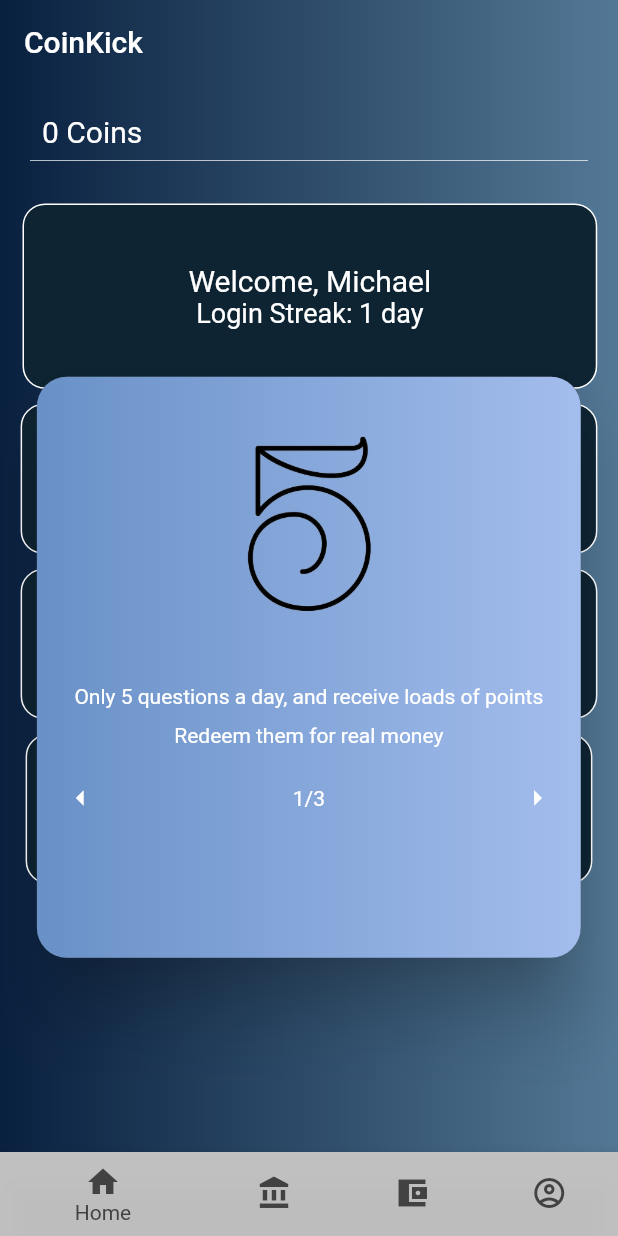
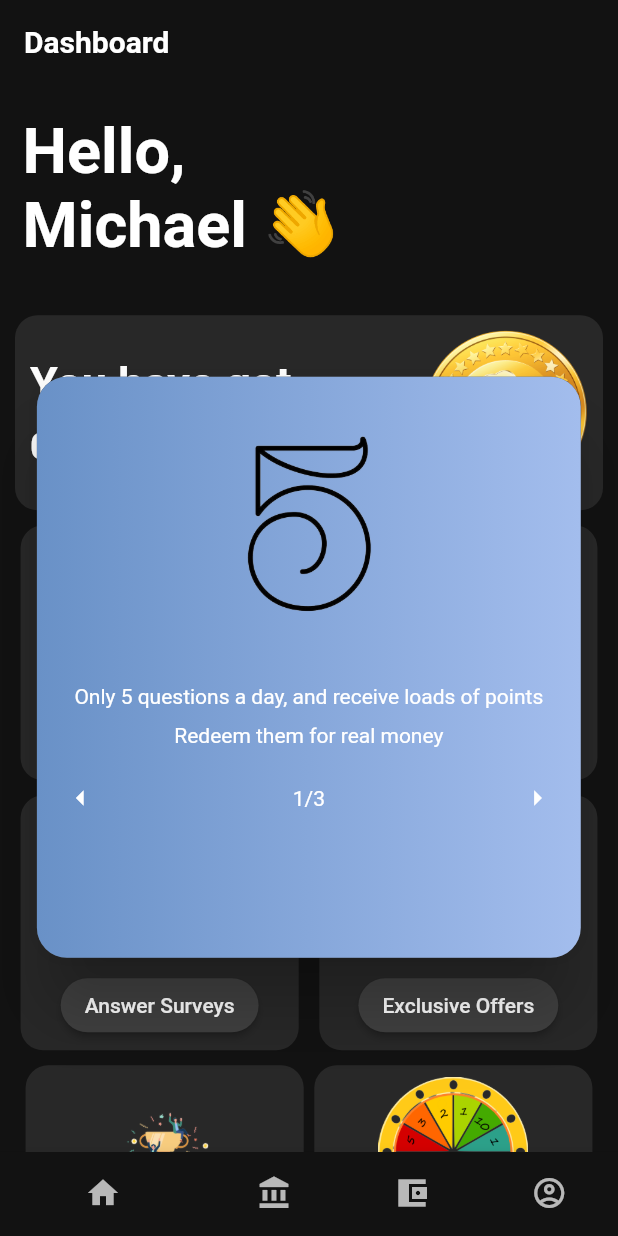
Before and after one commit to Kushalrock/surveymonkey_prototype, a Flutter app: the screen it shows once a user with an empty profile is signed in, on a phone screen of 412 x 824 dp. Run offline on Flutter 3.47's test engine with Material 2 defaults, Android fonts, the light colour scheme and no system bars; our stand-ins replace bloc, cloud_firestore, dots_indicator, email_validator, equatable, firebase_auth and 4 more; missing offline and left inert: flutter_ironsource_x, flutter_pollfish; accounts and stored records are empty.

Commit message:
Ui Color SCheme changed and revamp

```diff
--- a/lib/presentation/screens/main_dashboard.dart
+++ b/lib/presentation/screens/main_dashboard.dart
@@ -132,45 +132,43 @@ class _DashboardState extends State<Dashboard> with IronSourceListener {
   }
 
   Container getDashboardCard(
-      String headingText, String buttonText, funcOnPressed,
-      {Color cardColor = const Color.fromARGB(255, 149, 83, 87)}) {
+    Image image,
+    String buttonText,
+    funcOnPressed,
+  ) {
     return Container(
-      height: 100,
+      height: 170,
       width: MediaQuery.of(context).size.width * 0.45,
       child: Center(
         child: Column(
           children: [
             Padding(
               padding: const EdgeInsets.all(8.0),
-              child: Text(
-                headingText,
-                style: const TextStyle(
-                  fontSize: 18,
-                ),
-              ),
+              child: image,
             ),
             ElevatedButton(
               onPressed: () {
                 funcOnPressed();
               },
-              child: Text(buttonText),
+              child: Text(
+                buttonText,
+                style: const TextStyle(color: Colors.white),
+              ),
               style: ElevatedButton.styleFrom(
                 shape: RoundedRectangleBorder(
                   borderRadius: BorderRadius.circular(20),
-                  side: const BorderSide(color: Colors.blue),
                 ),
-                primary: const Color.fromARGB(255, 174, 198, 207),
+                primary: const Color.fromARGB(255, 64, 64, 64),
               ),
             ),
           ],
         ),
       ),
-      decoration: BoxDecoration(
-        borderRadius: const BorderRadius.all(
+      decoration: const BoxDecoration(
+        borderRadius: BorderRadius.all(
           Radius.circular(15),
         ),
-        border: Border.all(color: Colors.white),
-        color: cardColor,
+        color: Color.fromARGB(255, 40, 40, 40),
       ),
     );
   }
@@ -179,18 +177,16 @@ class _DashboardState extends State<Dashboard> with IronSourceListener {
   Widget build(BuildContext context) {
     return Scaffold(
       appBar: AppBar(
-        title: const Text('CoinKick'),
+        title: const Text(
+          'Dashboard',
+          style: TextStyle(
+            fontWeight: FontWeight.bold,
+          ),
+        ),
         elevation: 0,
         flexibleSpace: Container(
           decoration: const BoxDecoration(
-            gradient: LinearGradient(
-              begin: FractionalOffset(0.0, 0.0),
-              end: FractionalOffset(1.0, 0.0),
-              colors: <Color>[
-                Color.fromARGB(255, 9, 32, 63),
-                Color.fromARGB(255, 83, 120, 149)
-              ],
-            ),
+            color: Color.fromARGB(255, 18, 18, 18),
           ),
         ),
       ),
@@ -207,42 +203,95 @@ class _DashboardState extends State<Dashboard> with IronSourceListener {
           }
         },
         child: Container(
-          decoration: const BoxDecoration(
-            gradient: LinearGradient(
-              colors: [
-                Color.fromARGB(255, 9, 32, 63),
-                Color.fromARGB(255, 83, 120, 149),
-              ],
-              begin: FractionalOffset(0.0, 0.0),
-              end: FractionalOffset(1.0, 0.0),
-            ),
-          ),
+          decoration:
+              const BoxDecoration(color: Color.fromARGB(255, 18, 18, 18)),
           child: Align(
             alignment: Alignment.topLeft,
             child: SingleChildScrollView(
               child: Column(
                 mainAxisAlignment: MainAxisAlignment.center,
                 children: [
+                  SizedBox(height: MediaQuery.of(context).size.width * .05),
                   Padding(
-                    padding: const EdgeInsets.fromLTRB(8, 0, 8, 0),
+                    padding: const EdgeInsets.only(left: 15),
                     child: Align(
                       alignment: Alignment.centerLeft,
-                      child: BlocBuilder<GetCoinsCubit, GetCoinsState>(
+                      child: Container(
+                        width: MediaQuery.of(context).size.width * 0.93,
+                        height: MediaQuery.of(context).size.height * 0.15,
+                        decoration: const BoxDecoration(
+                          color: Color.fromARGB(255, 18, 18, 18),
+                          borderRadius: BorderRadius.all(
+                            Radius.circular(15),
+                          ),
+                        ),
+                        alignment: Alignment.centerLeft,
+                        child: Column(
+                          crossAxisAlignment: CrossAxisAlignment.start,
+                          children: const [
+                            Text(
+                              "Hello,",
+                              style: TextStyle(
+                                fontSize: 42,
+                                fontWeight: FontWeight.bold,
+                              ),
+                            ),
+                            Text(
+                              "Michael 👋",
+                              style: TextStyle(
+                                fontSize: 42,
+                                fontWeight: FontWeight.bold,
+                              ),
+                            ),
+                          ],
+                        ),
+                      ),
+                    ),
+                  ),
+                  Padding(
+                    padding: const EdgeInsets.all(10.0),
+                    child: Container(
+                      decoration: const BoxDecoration(
+                        color: Color.fromARGB(255, 40, 40, 40),
+                        borderRadius: BorderRadius.all(
+                          Radius.circular(15),
+                        ),
+                      ),
+                      child: Padding(
+                        padding: const EdgeInsets.all(10.0),
+                        child: Row(
+                          mainAxisAlignment: MainAxisAlignment.spaceBetween,
+                          children: [
+                            Column(
+                              crossAxisAlignment: CrossAxisAlignment.start,
+                              mainAxisAlignment: MainAxisAlignment.start,
+                              children: [
+                                const Text(
+                                  "You have got",
+                                  style: TextStyle(
+                                    fontSize: 30,
+                                    fontWeight: FontWeight.bold,
+                                  ),
+                                ),
+                                BlocBuilder<GetCoinsCubit, GetCoinsState>(
                                     builder: (context, state) {
                                   if (state is CoinsLoading) {
                                     return const Text(
                                       "NaN",
                                       style: TextStyle(
-                              fontSize: 20,
+                                        fontSize: 25,
                                       ),
                                     );
                                   } else if (state is CoinsFetched) {
                                     return Padding(
-                            padding: const EdgeInsets.only(top: 20.0, left: 20),
+                                      padding: const EdgeInsets.only(
+                                        top: 10,
+                                      ),
                                       child: Text(
                                         "${state.userCoins} Coins",
                                         style: const TextStyle(
-                                fontSize: 20,
+                                          fontSize: 25,
+                                          fontWeight: FontWeight.bold,
                                         ),
                                       ),
                                     );
@@ -250,47 +299,16 @@ class _DashboardState extends State<Dashboard> with IronSourceListener {
                                   return const Text(
                                     "Error",
                                     style: TextStyle(
-                            fontSize: 20,
+                                      fontSize: 25,
                                     ),
                                   );
                                 }),
+                              ],
                             ),
-                  ),
-                  const Padding(
-                    padding: EdgeInsets.only(left: 20, right: 20),
-                    child: Divider(
-                      color: Colors.white70,
-                    ),
-                  ),
-                  SizedBox(height: MediaQuery.of(context).size.width * .05),
-                  Padding(
-                    padding: const EdgeInsets.only(left: 15, bottom: 10),
-                    child: Align(
-                      alignment: Alignment.centerLeft,
-                      child: Container(
-                        width: MediaQuery.of(context).size.width * 0.93,
-                        height: MediaQuery.of(context).size.height * 0.15,
-                        decoration: BoxDecoration(
-                          color: const Color.fromARGB(255, 14, 36, 51),
-                          border: Border.all(color: Colors.white),
-                          borderRadius: const BorderRadius.all(
-                            Radius.circular(15),
-                          ),
-                        ),
-                        child: Column(
-                          mainAxisAlignment: MainAxisAlignment.center,
-                          children: const [
-                            Text(
-                              "Welcome, Michael",
-                              style: TextStyle(
-                                fontSize: 20,
-                              ),
-                            ),
-                            Text(
-                              "Login Streak: 1 day",
-                              style: TextStyle(
-                                fontSize: 18,
-                              ),
+                            Image.asset(
+                              "assets/sign_in_screen_3.png",
+                              width: 110,
+                              height: 110,
                             ),
                           ],
                         ),
@@ -304,16 +322,22 @@ class _DashboardState extends State<Dashboard> with IronSourceListener {
                     child: Row(
                       children: [
                         getDashboardCard(
-                          "CoinKick Surveys",
+                          Image.asset(
+                            "assets/survey_2.png",
+                            width: 100,
+                            height: 100,
+                          ),
                           "Add Data",
                           showSurvey,
-                          cardColor: const Color.fromARGB(255, 14, 36, 51),
                         ),
                         getDashboardCard(
-                          "Play Games",
-                          "Earn Coin",
+                          Image.asset(
+                            "assets/play_games.png",
+                            width: 100,
+                            height: 100,
+                          ),
+                          "Play games",
                           showOfferwall,
-                          cardColor: const Color.fromARGB(255, 14, 36, 51),
                         )
                       ],
                       mainAxisAlignment: MainAxisAlignment.spaceEvenly,
@@ -322,16 +346,22 @@ class _DashboardState extends State<Dashboard> with IronSourceListener {
                   Row(
                     children: [
                       getDashboardCard(
-                        "Third-Party Surveys",
-                        "Earn Coin",
+                        Image.asset(
+                          "assets/survey_1.png",
+                          width: 100,
+                          height: 100,
+                        ),
+                        "Answer Surveys",
                         showPollfish,
-                        cardColor: const Color.fromARGB(255, 14, 36, 51),
                       ),
                       getDashboardCard(
-                        "Brand Offers",
+                        Image.asset(
+                          "assets/brand.png",
+                          width: 100,
+                          height: 100,
+                        ),
                         "Exclusive Offers",
                         showBrandOffers,
-                        cardColor: const Color.fromARGB(255, 14, 36, 51),
                       )
                     ],
                     mainAxisAlignment: MainAxisAlignment.spaceEvenly,
@@ -341,16 +371,22 @@ class _DashboardState extends State<Dashboard> with IronSourceListener {
                     child: Row(
                       children: [
                         getDashboardCard(
-                          "Rewarded Ads",
+                          Image.asset(
+                            "assets/rewards.png",
+                            width: 100,
+                            height: 100,
+                          ),
                           "Play Video",
                           showRewardedAd,
-                          cardColor: const Color.fromARGB(255, 14, 36, 51),
                         ),
                         getDashboardCard(
-                          "Roulette",
+                          Image.asset(
+                            "assets/roulette_wheel.png",
+                            width: 100,
+                            height: 100,
+                          ),
                           "Try your luck",
                           showRoulette,
-                          cardColor: const Color.fromARGB(255, 14, 36, 51),
                         )
                       ],
                       mainAxisAlignment: MainAxisAlignment.spaceEvenly,
@@ -363,26 +399,40 @@ class _DashboardState extends State<Dashboard> with IronSourceListener {
         ),
       ),
       bottomNavigationBar: BottomNavigationBar(
+        showSelectedLabels: false,
+        showUnselectedLabels: false,
         items: const <BottomNavigationBarItem>[
           BottomNavigationBarItem(
-            icon: Icon(Icons.home),
-            label: "Home",
-            backgroundColor: Colors.white70,
+            icon: Icon(
+              Icons.home,
+              color: Colors.white70,
+            ),
+            label: "",
+            backgroundColor: Color.fromARGB(255, 18, 18, 18),
           ),
           BottomNavigationBarItem(
-            icon: Icon(Icons.account_balance_sharp),
-            label: "Transactions",
+            icon: Icon(
+              Icons.account_balance_sharp,
+              color: Colors.white70,
+            ),
+            label: "",
             backgroundColor: Colors.green,
           ),
           BottomNavigationBarItem(
-            icon: Icon(Icons.account_balance_wallet_sharp),
+            icon: Icon(
+              Icons.account_balance_wallet_sharp,
+              color: Colors.white70,
+            ),
+            label: "",
             backgroundColor: Colors.purple,
-            label: "Cashout",
           ),
           BottomNavigationBarItem(
-            icon: Icon(Icons.account_circle_outlined),
+            icon: Icon(
+              Icons.account_circle_outlined,
+              color: Colors.white70,
+            ),
+            label: "",
             backgroundColor: Colors.purple,
-            label: "Profile",
           ),
         ],
         onTap: (int index) {
--- a/pubspec.yaml
+++ b/pubspec.yaml
@@ -77,9 +77,15 @@ flutter:
       - assets/charity_1.png
       - assets/charity_2.png
       - assets/charity_3.png
+      - assets/charity_4.png
       - assets/sign_in_screen_1.png
       - assets/sign_in_screen_2.png
       - assets/sign_in_screen_3.png
+      - assets/survey_1.png
+      - assets/survey_2.png
+      - assets/rewards.png
+      - assets/brand.png
+      - assets/play_games.png
 
   # To add assets to your application, add an assets section, like this:
   # assets:
```
Also changed, not shown: lib/presentation/screens/cashout_screen.dart (+118 -66 lines), lib/presentation/screens/profile_page.dart (+49 -34 lines), lib/presentation/screens/transaction_history_screen.dart (+29 -29 lines), assets/brand.png (added), assets/charity_4.png (added), assets/play_games.png (added), assets/rewards.png (added), assets/survey_1.png (added), assets/survey_2.png (added). Lines whose indentation alone changed are shown as unchanged.
